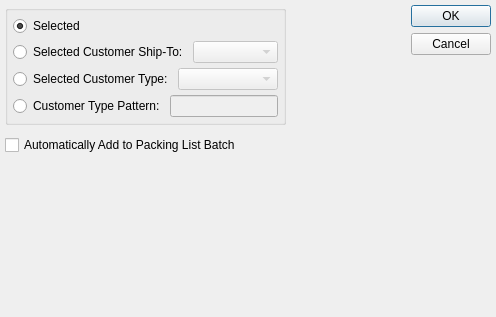
This is guiclient/allocateReservations.ui in Pegasus-RPG/xtuple-client as Qt 5 draws it before an edit. The edited form follows.
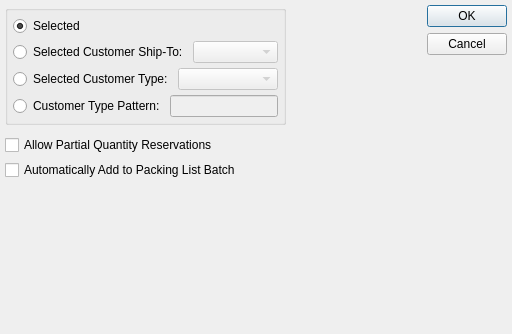
This is the edited form. Custom widgets are drawn as their Qt base class.

Commit message: Issue #20733:allow partial reservations

Patch:
```diff
--- a/guiclient/allocateReservations.ui
+++ b/guiclient/allocateReservations.ui
@@ -13,8 +13,8 @@
    <rect>
     <x>0</x>
     <y>0</y>
-    <width>496</width>
-    <height>317</height>
+    <width>512</width>
+    <height>334</height>
    </rect>
   </property>
   <property name="sizePolicy">
@@ -146,7 +146,14 @@
           </widget>
          </item>
          <item>
-          <widget class="QCheckBox" name="_addPackingList">
+          <widget class="XCheckBox" name="_partialReservations">
+           <property name="text">
+            <string>Allow Partial Quantity Reservations</string>
+           </property>
+          </widget>
+         </item>
+         <item>
+          <widget class="XCheckBox" name="_addPackingList">
            <property name="text">
             <string>Automatically Add to Packing List Batch</string>
            </property>
@@ -208,6 +215,11 @@
    <extends>QWidget</extends>
    <header>datecluster.h</header>
   </customwidget>
+  <customwidget>
+   <class>XCheckBox</class>
+   <extends>QCheckBox</extends>
+   <header>xcheckbox.h</header>
+  </customwidget>
   <customwidget>
    <class>XComboBox</class>
    <extends>QComboBox</extends>
```
Left out of the diff: 3 changed lines with no effect on the pictures. The commit also changes 1 other file.
